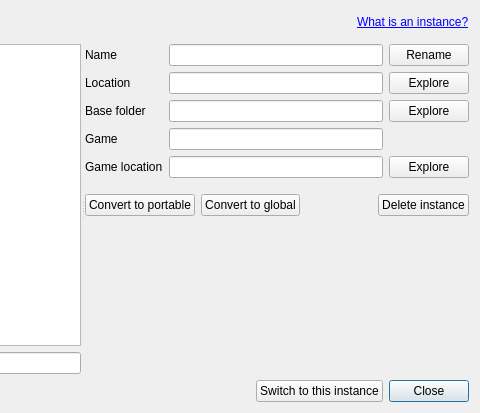
The window that modorganizer/src/instancemanagerdialog.ui (Holt59/mo2-merge) describes before a commit, drawn with Qt 5; both pictures show x 209 to 689 and y 0 to 413 of the 689 by 413 pixel window.
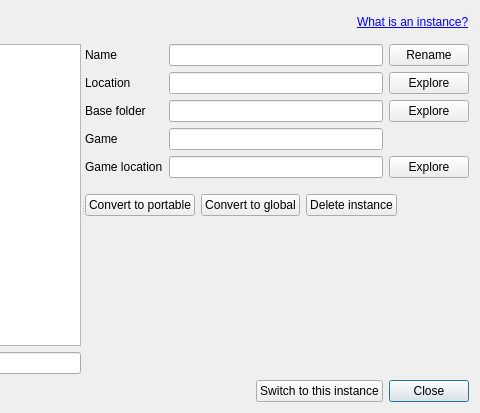
The same window after the commit. Icons and pictures are not drawn. Custom widgets are drawn as their Qt base class.

Commit message: [modorganizer] added checkboxes for deleting instances disabled instance conversion buttons again, not implemented

Patch:
```diff
--- a/modorganizer/src/instancemanagerdialog.ui
+++ b/modorganizer/src/instancemanagerdialog.ui
@@ -308,6 +308,17 @@
                  </property>
                 </widget>
                </item>
+               <item>
+                <widget class="QPushButton" name="deleteInstance">
+                 <property name="text">
+                  <string>Delete instance</string>
+                 </property>
+                 <property name="icon">
+                  <iconset resource="resources.qrc">
+                   <normaloff>:/MO/gui/remove</normaloff>:/MO/gui/remove</iconset>
+                 </property>
+                </widget>
+               </item>
                <item>
                 <spacer name="horizontalSpacer_3">
                  <property name="orientation">
@@ -321,17 +332,6 @@
                  </property>
                 </spacer>
                </item>
-               <item>
-                <widget class="QPushButton" name="deleteInstance">
-                 <property name="text">
-                  <string>Delete instance</string>
-                 </property>
-                 <property name="icon">
-                  <iconset resource="resources.qrc">
-                   <normaloff>:/MO/gui/remove</normaloff>:/MO/gui/remove</iconset>
-                 </property>
-                </widget>
-               </item>
               </layout>
              </widget>
             </item>
```
The commit also changes 1 other file.
